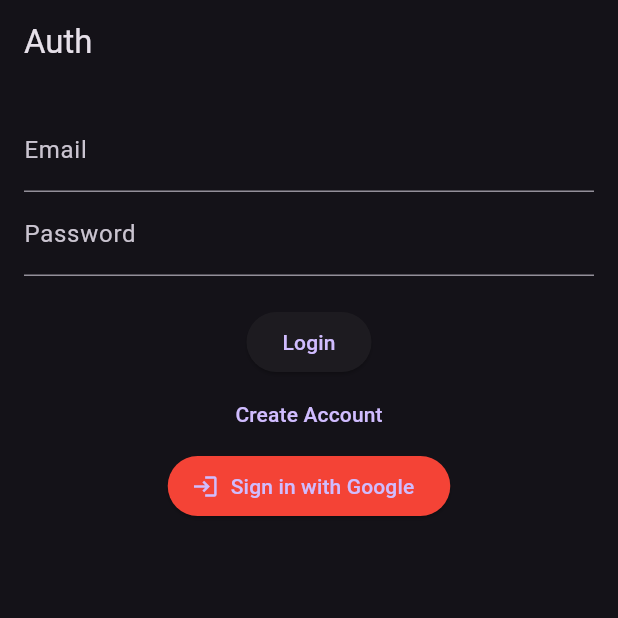
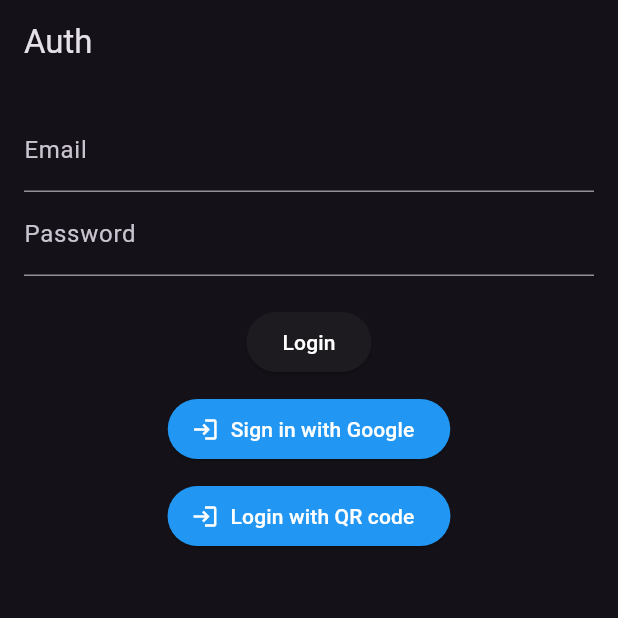
Before and after one commit to ale-russ/kb-tv, a Flutter app: the screen it shows after launch, on a phone screen of 412 x 824 dp, the top half of it. Run offline on Flutter 3.47's test engine with Material 3 defaults, Android fonts, the phone set to English and light mode, and no system bars; our stand-ins replace cloud_firestore, firebase_auth, firebase_core, flutter_riverpod, google_sign_in, qr_flutter; accounts and stored records are empty.

Commit message:
implementing qrcode login

```diff
--- a/lib/screens/auth_screen.dart
+++ b/lib/screens/auth_screen.dart
@@ -1,7 +1,11 @@
+import 'dart:developer';
+
 import 'package:flutter/material.dart';
 import 'package:flutter_riverpod/flutter_riverpod.dart';
 import 'package:k_tv/focusable.dart';
+import 'package:k_tv/home.dart';
 import 'package:k_tv/providers/auth_provider.dart';
+import 'package:k_tv/screens/qr_login_screen.dart';
 
 class AuthScreen extends ConsumerStatefulWidget {
   const AuthScreen({super.key});
@@ -34,6 +38,15 @@
   @override
   Widget build(BuildContext context) {
     final user = ref.watch(authProvider);
+    log("User: $user");
+    if (user != null) {
+      WidgetsBinding.instance.addPersistentFrameCallback((_) {
+        if (mounted) {
+          Navigator.of(context).pushReplacement(
+              MaterialPageRoute(builder: (context) => HomeScreen()));
+        }
+      });
+    }
     return Scaffold(
       appBar:
           AppBar(title: Text(user == null ? "Auth" : "Welcome ${user.email}")),
@@ -65,37 +78,54 @@
                     onFocus: () => print("Items focused"),
                     child: ElevatedButton(
                       onPressed: _authenticate,
-                      child: Text(isLogin ? "Login" : "Register"),
+                      child: Text(
+                        "Login",
+                        style: TextStyle(color: Colors.white),
+                      ),
                     ),
                   ),
-                  TextButton(
-                    onPressed: () => setState(() => isLogin = !isLogin),
-                    child: Text(isLogin
-                        ? "Create Account"
-                        : "Already have an account? Login"),
-                  ),
+                  // TextButton(
+                  //   onPressed: () => setState(() => isLogin = !isLogin),
+                  //   child: Text(isLogin
+                  //       ? "Create Account"
+                  //       : "Already have an account? Login"),
+                  // ),
+                  const SizedBox(height: 10),
                   ElevatedButton.icon(
                     onPressed: _googleSignIn,
-                    icon: Icon(Icons.login),
-                    label: Text("Sign in with Google"),
+                    icon: Icon(
+                      Icons.login,
+                      color: Colors.white,
+                    ),
+                    label: Text(
+                      "Sign in with Google",
+                      style: TextStyle(color: Colors.white),
+                    ),
                     style:
-                        ElevatedButton.styleFrom(backgroundColor: Colors.red),
+                        ElevatedButton.styleFrom(backgroundColor: Colors.blue),
+                  ),
+
+                  const SizedBox(height: 10),
+                  ElevatedButton.icon(
+                    onPressed: () => Navigator.push(
+                        context,
+                        MaterialPageRoute(
+                            builder: (context) => QrLoginScreen())),
+                    icon: Icon(
+                      Icons.login,
+                      color: Colors.white,
+                    ),
+                    label: Text(
+                      "Login with QR code",
+                      style: TextStyle(color: Colors.white),
+                    ),
+                    style:
+                        ElevatedButton.styleFrom(backgroundColor: Colors.blue),
                   ),
                 ],
               ),
             )
-          : Center(
-              child: Column(
-                mainAxisAlignment: MainAxisAlignment.center,
-                children: [
-                  Text("Welcome, ${user.email}"),
-                  ElevatedButton(
-                      onPressed: () =>
-                          ref.read(authProvider.notifier).signOut(),
-                      child: Text("Log out"))
-                ],
-              ),
-            ),
+          : CircularProgressIndicator(),
     );
   }
 }
--- a/pubspec.yaml
+++ b/pubspec.yaml
@@ -22,6 +22,7 @@
   riverpod: ^2.6.1
   flutter_riverpod: ^2.6.1
   google_sign_in: ^6.2.2
+  qr_flutter: ^4.1.0
 
 dev_dependencies:
   flutter_test:
```
Also changed, not shown: lib/home.dart (+20 -2 lines), lib/screens/qr_login_screen.dart (added, +87 -0 lines), pubspec.lock, 8 other files.
